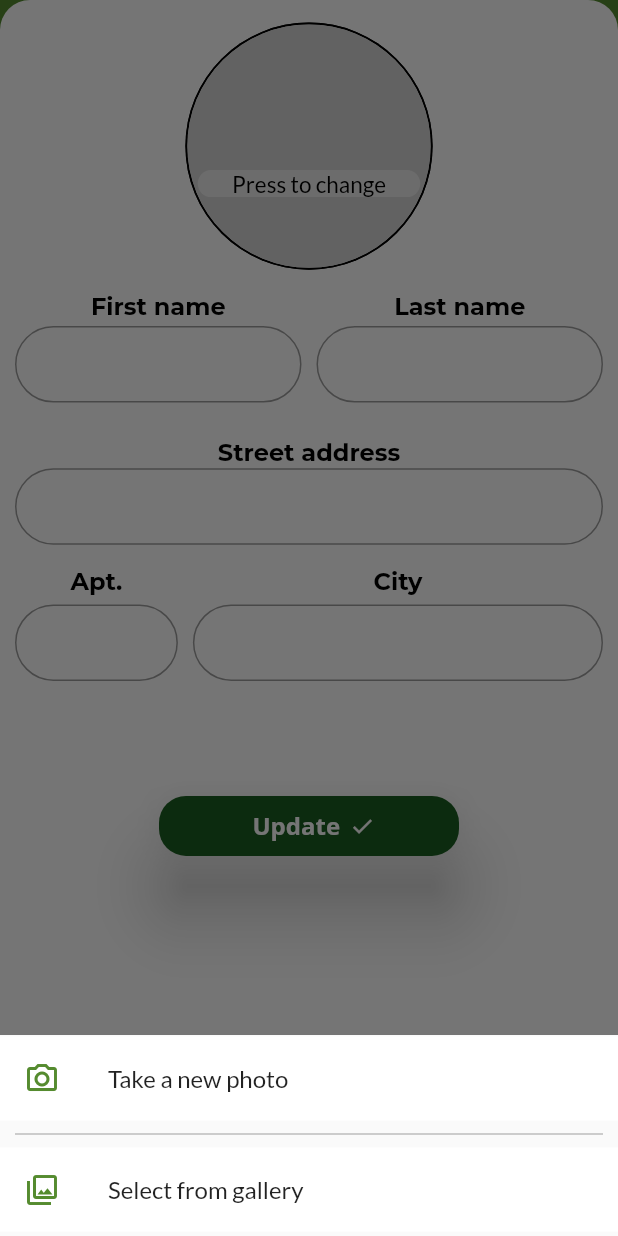
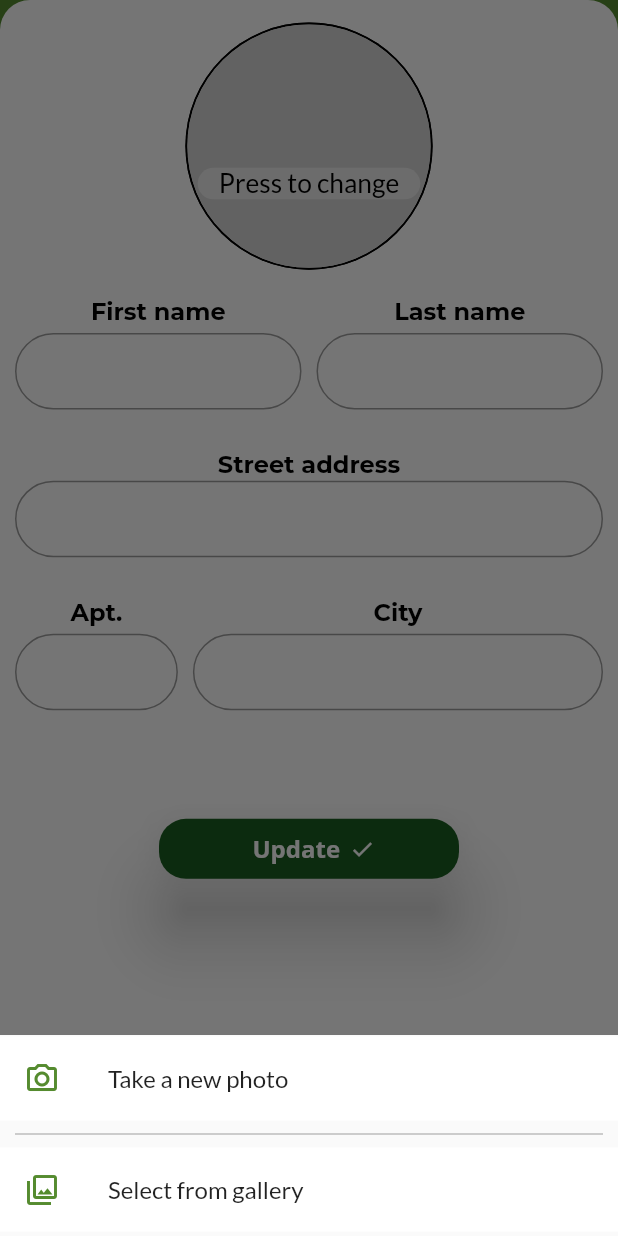
Before and after one commit to Technion236272/2021a-Gifthub, a Flutter app: the UserSettingsScreen screen opened directly, after a tap on "Edit", after a tap on "Press to change", on a phone screen of 412 x 824 dp. Run offline on Flutter 3.47's test engine with Material 2 defaults, Android fonts, the phone set to English and light mode, and no system bars; drawn by our look-alikes of circular_profile_avatar; our stand-ins replace cloud_firestore, confetti, firebase_auth, firebase_core, firebase_storage, flutter_rating_bar and 6 more; missing offline and left inert: device_apps, flutter_launcher_icons; accounts and stored records are empty; network calls fail.

```diff
--- a/lib/globals.dart
+++ b/lib/globals.dart
@@ -5,6 +5,8 @@ import 'package:flutter/material.dart';
 import 'package:google_fonts/google_fonts.dart';
 import 'package:flutter_rating_bar/flutter_rating_bar.dart';
 import 'my_flutter_app_icons.dart';
+
+///NOTE: font size of 18.0 is usually approx. "MediaQuery.of(context).size.height * 0.0256"
 
 class Product {
   String _productId;
--- a/lib/mainScreen.dart
+++ b/lib/mainScreen.dart
@@ -50,11 +50,12 @@ class _MainScreenState extends State<MainScreen> {
   @override
   void initState() {
     super.initState();
+    Future.delayed(Duration.zero, () {
       _snackBarUserUnauthenticated = SnackBar(
         behavior: SnackBarBehavior.floating,
         content: Text('only verified users can access this screen',
           style: GoogleFonts.lato(
-          fontSize: 13.0
+              fontSize: MediaQuery.of(context).size.height * 0.0256 * (14.1/18)
           ),
         ),
         action: SnackBarAction(
@@ -63,6 +64,7 @@ class _MainScreenState extends State<MainScreen> {
           onPressed: this._signInDialog,
         ),
       );
+    });
   }
 
   void _signInDialog() {
@@ -432,12 +434,12 @@ class _HomeScreenState extends State<HomeScreen> {
                           mainAxisSize: MainAxisSize.min,
                           children: <Widget>[
                             Padding(
-                              padding: const EdgeInsets.all(11.0),
+                              padding: EdgeInsets.all(MediaQuery.of(context).size.height * 0.0256 * (11/18)),
                               child: Center(
                                 child: Text('  Category: ',
                                   style: niceFont(
                                     color: Colors.black,
-                                    size: 18.0,
+                                    size: MediaQuery.of(context).size.height * 0.0256,
                                   ),
                                 ),
                               ),
@@ -513,9 +515,9 @@ class _HomeScreenState extends State<HomeScreen> {
                               return FutureBuilder(
                                 future: _getImage(productsList[index].id),
                                 builder: (BuildContext context, AsyncSnapshot<String> imageURL) =>
-                                ///if imageURL has no data then defaulted asset image is displayed
+                                ///if imageURL has error then defaulted asset image is displayed
                                 ///under 'Assets/no image product.png'
-                                (imageURL.connectionState != ConnectionState.done)
+                                (imageURL.connectionState != ConnectionState.done || !imageURL.hasData)
                                 ? _circularProgressIndicator
                                 : Card(
                                   elevation: 10.0,
@@ -545,7 +547,7 @@ class _HomeScreenState extends State<HomeScreen> {
                                               width: MediaQuery.of(context).size.width,
                                               height: MediaQuery.of(context).size.height * 1/6,
                                               color: Colors.transparent,
-                                              child: imageURL.hasData && "" != imageURL.data
+                                              child: !imageURL.hasError && "" != imageURL.data
                                               ? Image.network(imageURL.data,
                                                 fit: BoxFit.fitWidth,
                                               )
@@ -565,9 +567,9 @@ class _HomeScreenState extends State<HomeScreen> {
                                                   children: [
                                                     Flexible( ///product title goes here
                                                       child: Text('  ' +
-                                                        ((prodName.length <= 20 - prodPrice.length + 1)
+                                                        ((prodName.length < 20 - (prodPrice.length + 1))
                                                         ? prodName
-                                                        : (prodName.substring(0, 20 - prodPrice.length).trimRight() + '...')),
+                                                        : (prodName.substring(0, 17 - (prodPrice.length + 1)).trimRight() + '...')),
                                                         textAlign: TextAlign.left,
                                                         style: GoogleFonts.lato(
                                                           fontSize: 14.0,
@@ -577,9 +579,9 @@ class _HomeScreenState extends State<HomeScreen> {
                                                     ),
                                                     Flexible( ///product description goes here
                                                       child: Text('  ' +
-                                                        ((prodDescription.length <= 24 - prodPrice.length + 1)
+                                                        ((prodDescription.length <= 23 - (prodPrice.length + 1))
                                                         ? prodDescription
-                                                        : (prodDescription.substring(0, 24 - prodPrice.length).trimRight() + '...')),
+                                                        : (prodDescription.substring(0, 20 - (prodPrice.length + 1)).trimRight() + '...')),
                                                         textAlign: TextAlign.left,
                                                         style: GoogleFonts.lato(
                                                           fontSize: 11.0,
--- a/lib/userSettingsScreen.dart
+++ b/lib/userSettingsScreen.dart
@@ -177,7 +177,7 @@ class _UserSettingsScreenState extends State<UserSettingsScreen> with WidgetsBin
                                           "Press to change",
                                           textAlign: TextAlign.center,
                                           style: GoogleFonts.lato(
-                                            fontSize: 15.0,
+                                            fontSize: MediaQuery.of(context).size.height * 0.0256 * (15/18),
                                             color: Colors.black
                                           ),
                                         ),
@@ -197,15 +197,13 @@ class _UserSettingsScreenState extends State<UserSettingsScreen> with WidgetsBin
                                   padding: EdgeInsets.only(left: 10, right: 5),
                                   child: Container(
                                     width: MediaQuery.of(context).size.width * 0.5 - 15,
-                                    height: MediaQuery.of(context).size.height * 0.1,
+                                    height: MediaQuery.of(context).size.height * 0.11,
                                     child: Column(
                                       mainAxisSize: MainAxisSize.min,
                                       mainAxisAlignment: MainAxisAlignment.spaceEvenly,
                                       crossAxisAlignment: CrossAxisAlignment.center,
                                       children: <Widget>[
-                                        SizedBox(
-                                          height: MediaQuery.of(context).size.height * 0.025 - 2,
-                                          width: 100.0,
+                                        Flexible(
                                           child: Text('First name',
                                             style: GoogleFonts.montserrat(
                                               fontSize: 16.0,
@@ -215,8 +213,9 @@ class _UserSettingsScreenState extends State<UserSettingsScreen> with WidgetsBin
                                             textAlign: TextAlign.center,
                                           ),
                                         ),
-                                        SizedBox(height: 4,),
-                                        Container(
+                                        Flexible(
+                                          flex: 2,
+                                          child: Container(
                                             height: MediaQuery.of(context).size.height * 0.075 - 2,
                                             width: MediaQuery.of(context).size.width * 0.5 - 10,
                                             child: TextField(
@@ -235,6 +234,7 @@ class _UserSettingsScreenState extends State<UserSettingsScreen> with WidgetsBin
                                                 ),
                                               ),
                                               onChanged: (text) => {},
+                                              textAlignVertical: TextAlignVertical.top,
                                               textAlign: TextAlign.center,
                                               controller: _firstNameController,
                                               inputFormatters: [
@@ -247,6 +247,7 @@ class _UserSettingsScreenState extends State<UserSettingsScreen> with WidgetsBin
                                               )
                                             ),
                                           ),
+                                        ),
                                       ],
                                     ),
                                   ),
@@ -255,15 +256,13 @@ class _UserSettingsScreenState extends State<UserSettingsScreen> with WidgetsBin
                                   padding: EdgeInsets.only(right: 10, left: 5),
                                   child: Container(
                                     width: MediaQuery.of(context).size.width * 0.5 - 15,
-                                    height: MediaQuery.of(context).size.height * 0.1,
+                                    height: MediaQuery.of(context).size.height * 0.11,
                                     child: Column(
                                       mainAxisSize: MainAxisSize.min,
                                       mainAxisAlignment: MainAxisAlignment.spaceEvenly,
                                       crossAxisAlignment: CrossAxisAlignment.center,
                                       children: <Widget>[
-                                        SizedBox(
-                                          height: MediaQuery.of(context).size.height * 0.025 - 2,
-                                          width: 100.0,
+                                        Flexible(
                                           child: Text('Last name',
                                               textAlign: TextAlign.center,
                                               style: GoogleFonts.montserrat(
@@ -273,8 +272,9 @@ class _UserSettingsScreenState extends State<UserSettingsScreen> with WidgetsBin
                                               )
                                           ),
                                         ),
-                                        SizedBox(height: 4,),
-                                        Container(
+                                        Flexible(
+                                          flex: 2,
+                                          child: Container(
                                             height: MediaQuery.of(context).size.height * 0.075 - 2,
                                             width: MediaQuery.of(context).size.width * 0.5 - 10,
                                             child: TextField(
@@ -296,6 +296,7 @@ class _UserSettingsScreenState extends State<UserSettingsScreen> with WidgetsBin
                                               inputFormatters: [
                                                 FilteringTextInputFormatter.allow(RegExp('[a-z A-Z -]'))
                                               ],
+                                              textAlignVertical: TextAlignVertical.top,
                                               textAlign: TextAlign.center,
                                               controller: _lastNameController,
                                               onChanged: (text) => {},
@@ -303,6 +304,7 @@ class _UserSettingsScreenState extends State<UserSettingsScreen> with WidgetsBin
                                                 fontSize: 16.0,
                                                 color: Colors.black,
                                               )
+                                            ),
                                           ),
                                         ),
                                       ],
@@ -327,6 +329,8 @@ class _UserSettingsScreenState extends State<UserSettingsScreen> with WidgetsBin
                                 ),
                                 Padding(
                                   padding: EdgeInsets.symmetric(horizontal: 10.0),
+                                  child: Container(
+                                    height: MediaQuery.of(context).size.height * 0.075 - 2,
                                     child: TextField(
                                       readOnly: !_editingMode,
                                       decoration: InputDecoration(
@@ -348,11 +352,13 @@ class _UserSettingsScreenState extends State<UserSettingsScreen> with WidgetsBin
                                         FilteringTextInputFormatter.allow(RegExp('[a-z A-Z 0-9 .]'))
                                       ],
                                       onChanged: (text) => {},
+                                      textAlignVertical: TextAlignVertical.top,
                                       textAlign: TextAlign.center,
                                       style: GoogleFonts.lato(
                                         fontSize: 16.0,
                                         color: Colors.black
                                       )
+                                    ),
                                   ),
                                 ),
                                 SizedBox(height: 15,),
@@ -365,14 +371,13 @@ class _UserSettingsScreenState extends State<UserSettingsScreen> with WidgetsBin
                                       padding: const EdgeInsets.only(left: 10.0, right: 5.0),
                                       child: Container(
                                         width: MediaQuery.of(context).size.width * 0.3 - 15,
-                                        height: MediaQuery.of(context).size.height * 0.1,
+                                        height: MediaQuery.of(context).size.height * 0.11,
                                         child: Column(
                                           mainAxisSize: MainAxisSize.min,
                                           mainAxisAlignment: MainAxisAlignment.spaceEvenly,
                                           crossAxisAlignment: CrossAxisAlignment.center,
                                           children: <Widget>[
-                                            SizedBox(
-                                              height: MediaQuery.of(context).size.height * 0.03,
+                                            Flexible(
                                               child: Text('Apt.',
                                                 style: GoogleFonts.montserrat(
                                                   fontSize: 16.0,
@@ -382,8 +387,10 @@ class _UserSettingsScreenState extends State<UserSettingsScreen> with WidgetsBin
                                                 textAlign: TextAlign.center,
                                               ),
                                             ),
-                                            Container(
-                                              height: MediaQuery.of(context).size.height * 0.07,
+                                            Flexible(
+                                              flex: 2,
+                                              child: Container(
+                                                height: MediaQuery.of(context).size.height * 0.075 - 2,
                                                 width: MediaQuery.of(context).size.width * 0.3,
                                                 child: TextField(
                                                   autofocus: false,
@@ -402,6 +409,7 @@ class _UserSettingsScreenState extends State<UserSettingsScreen> with WidgetsBin
                                                     ),
                                                   ),
                                                   onChanged: (text) => {},
+                                                  textAlignVertical: TextAlignVertical.top,
                                                   textAlign: TextAlign.center,
                                                   controller: _aptController,
                                                   maxLength: 6,
@@ -415,6 +423,7 @@ class _UserSettingsScreenState extends State<UserSettingsScreen> with WidgetsBin
                                                   )
                                                 ),
                                               ),
+                                            ),
                                           ],
                                         ),
                                       ),
@@ -423,14 +432,13 @@ class _UserSettingsScreenState extends State<UserSettingsScreen> with WidgetsBin
                                       padding: const EdgeInsets.only(right: 10.0, left: 5.0),
                                       child: Container(
                                         width: MediaQuery.of(context).size.width * 0.7 - 15,
-                                        height: MediaQuery.of(context).size.height * 0.1,
+                                        height: MediaQuery.of(context).size.height * 0.11,
                                         child: Column(
                                           mainAxisSize: MainAxisSize.min,
                                           mainAxisAlignment: MainAxisAlignment.spaceEvenly,
                                           crossAxisAlignment: CrossAxisAlignment.center,
                                           children: <Widget>[
-                                            SizedBox(
-                                              height: MediaQuery.of(context).size.height * 0.03,
+                                            Flexible(
                                               child: Text('City',
                                                 style: GoogleFonts.montserrat(
                                                   fontSize: 16.0,
@@ -440,8 +448,10 @@ class _UserSettingsScreenState extends State<UserSettingsScreen> with WidgetsBin
                                                 textAlign: TextAlign.center,
                                               ),
                                             ),
-                                            Container(
-                                              height: MediaQuery.of(context).size.height * 0.07,
+                                            Flexible(
+                                              flex: 2,
+                                              child: Container(
+                                                height: MediaQuery.of(context).size.height * 0.075 - 2,
                                                 width: MediaQuery.of(context).size.width * 0.7 - 10,
                                                 child: TextField(
                                                   autofocus: false,
@@ -459,6 +469,7 @@ class _UserSettingsScreenState extends State<UserSettingsScreen> with WidgetsBin
                                                   ),
                                                   onChanged: (text) => {},
                                                   textAlign: TextAlign.center,
+                                                  textAlignVertical: TextAlignVertical.top,
                                                   controller: _cityController,
                                                   inputFormatters: [
                                                     FilteringTextInputFormatter.allow(RegExp('[a-zA-Z .]'))
@@ -470,15 +481,16 @@ class _UserSettingsScreenState extends State<UserSettingsScreen> with WidgetsBin
                                                   )
                                                 ),
                                               ),
+                                            ),
                                           ],
                                         ),
                                       ),
                                     ),
                                   ],
-                                )
+                                ),
                               ],
                             ),
-                            SizedBox(height: 70,),
+                            SizedBox(height: 60,),
                             Align(
                               alignment: FractionalOffset.bottomCenter,
                               child: Container(
@@ -534,11 +546,10 @@ class _UserSettingsScreenState extends State<UserSettingsScreen> with WidgetsBin
                                         }
                                         _editingMode = false;
                                       });
-                                      userRep.updateFirebaseUserList();
+                                      await userRep.updateFirebaseUserList();
                                       setState(() {
                                         _uploadingAvatar = false;
                                       });
-                                      // return Future.delayed(Duration(seconds: 3));
                                     }
                                     : () {
                                       _unfocusAll();
```
Lines whose indentation alone changed are shown as unchanged.
